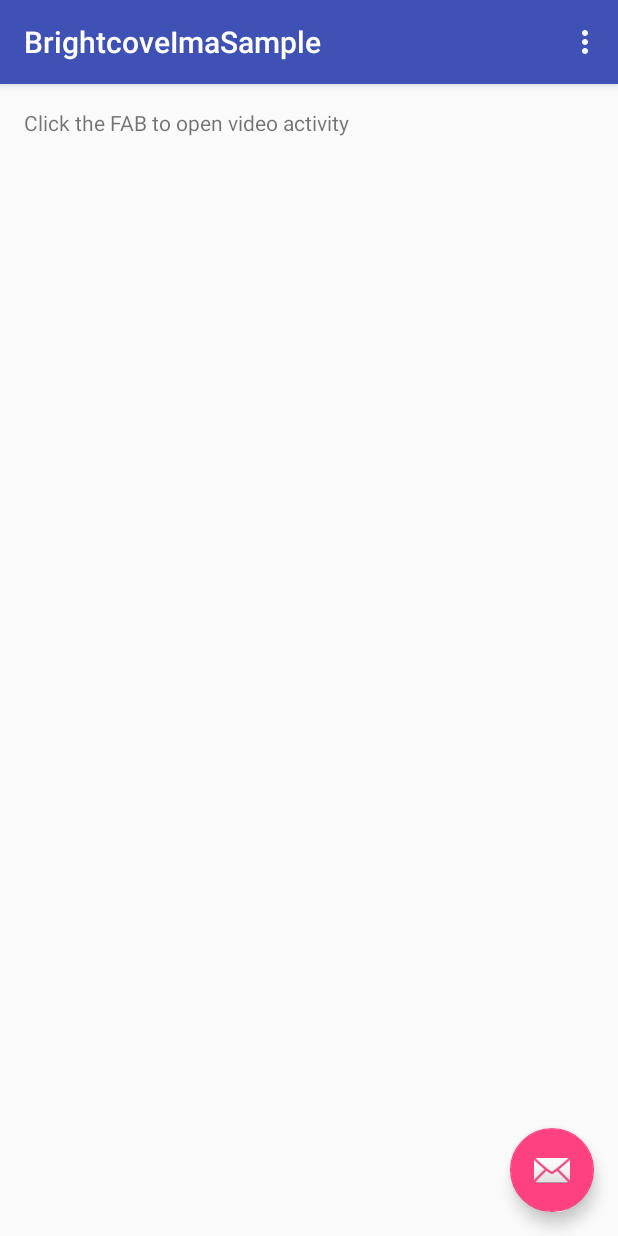
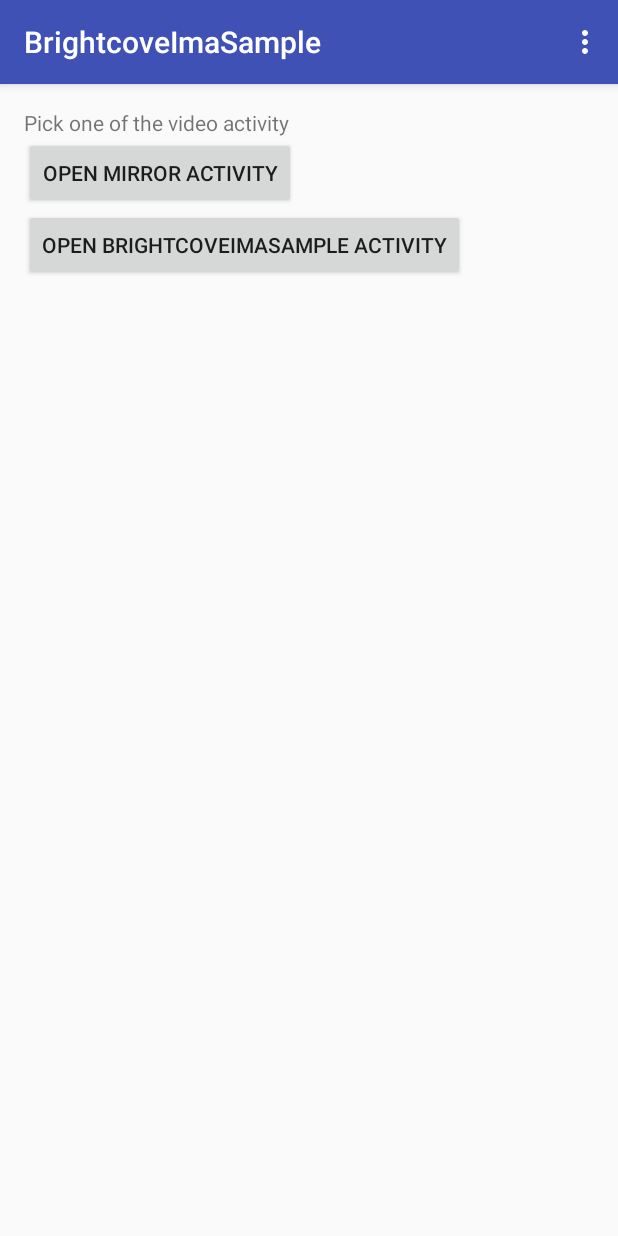
Before and after one commit to RicardoBelchior/BrightcoveImaSample, an Android app: the screen it shows after launch (MainActivity before the commit, ActivityPicker after it), on a phone screen of 412 x 824 dp. Run offline under Robolectric (Android 15) with nearby library versions, the phone set to English and light mode, and no system bars; libraries missing offline, so code that uses them is left out: com.brightcove.player, com.squareup.leakcanary; 1 statement that could not run was skipped.

Commit message:
Add BrightcoveFullScreenActivity from our mirror project

```diff
--- a/app/src/main/AndroidManifest.xml
+++ b/app/src/main/AndroidManifest.xml
@@ -12,7 +12,7 @@
         android:supportsRtl="true"
         android:theme="@style/AppTheme">
         <activity
-            android:name=".MainActivity"
+            android:name=".ActivityPicker"
             android:label="@string/app_name"
             android:theme="@style/AppTheme.NoActionBar">
             <intent-filter>
@@ -23,6 +23,7 @@
         </activity>
 
         <activity android:name="com.brightcove.player.samples.ima.basic.MainActivity" />
+        <activity android:name="com.mirror.news.BrightcoveFullScreenVideoActivity" />
 
     </application>
 
--- a/app/src/main/java/com/rbelchior/brightcoveimasample/MainActivity.java
+++ b/app/src/main/java/com/rbelchior/brightcoveimasample/ActivityPicker.java
@@ -2,15 +2,17 @@ package com.rbelchior.brightcoveimasample;
 
 import android.content.Intent;
 import android.os.Bundle;
-import android.support.design.widget.FloatingActionButton;
-import android.support.design.widget.Snackbar;
 import android.support.v7.app.AppCompatActivity;
 import android.support.v7.widget.Toolbar;
-import android.view.View;
 import android.view.Menu;
 import android.view.MenuItem;
+import android.view.View;
 
-public class MainActivity extends AppCompatActivity {
+import com.mirror.news.BrightcoveFullScreenVideoActivity;
+
+public class ActivityPicker extends AppCompatActivity {
+
+    private static final String VIDEO_ID = "5545171251001";
 
     @Override
     protected void onCreate(Bundle savedInstanceState) {
@@ -19,14 +21,24 @@ public class MainActivity extends AppCompatActivity {
         Toolbar toolbar = (Toolbar) findViewById(R.id.toolbar);
         setSupportActionBar(toolbar);
 
-        FloatingActionButton fab = (FloatingActionButton) findViewById(R.id.fab);
-        fab.setOnClickListener(new View.OnClickListener() {
-            @Override
-            public void onClick(View view) {
+        findViewById(R.id.btn_brightcove_fullscreen_activity)
+                .setOnClickListener(new View.OnClickListener() {
+                    @Override
+                    public void onClick(View v) {
+                        startActivity(
+                                BrightcoveFullScreenVideoActivity.newIntent(ActivityPicker.this, VIDEO_ID));
+                    }
+                });
 
-                startActivity(new Intent(MainActivity.this, com.brightcove.player.samples.ima.basic.MainActivity.class));
-            }
-        });
+        findViewById(R.id.btn_main_activity)
+                .setOnClickListener(new View.OnClickListener() {
+                    @Override
+                    public void onClick(View v) {
+                        startActivity(
+                                new Intent(ActivityPicker.this,
+                                        com.brightcove.player.samples.ima.basic.MainActivity.class));
+                    }
+                });
     }
 
     @Override
--- a/app/src/main/res/layout/activity_main.xml
+++ b/app/src/main/res/layout/activity_main.xml
@@ -5,7 +5,7 @@
     android:layout_width="match_parent"
     android:layout_height="match_parent"
     android:fitsSystemWindows="true"
-    tools:context="com.rbelchior.brightcoveimasample.MainActivity">
+    tools:context="com.rbelchior.brightcoveimasample.ActivityPicker">
 
     <android.support.design.widget.AppBarLayout
         android:layout_width="match_parent"
@@ -23,12 +23,4 @@
 
     <include layout="@layout/content_main" />
 
-    <android.support.design.widget.FloatingActionButton
-        android:id="@+id/fab"
-        android:layout_width="wrap_content"
-        android:layout_height="wrap_content"
-        android:layout_gravity="bottom|end"
-        android:layout_margin="@dimen/fab_margin"
-        app:srcCompat="@android:drawable/ic_dialog_email" />
-
 </android.support.design.widget.CoordinatorLayout>
--- a/app/src/main/res/layout/content_main.xml
+++ b/app/src/main/res/layout/content_main.xml
@@ -1,5 +1,5 @@
 <?xml version="1.0" encoding="utf-8"?>
-<RelativeLayout xmlns:android="http://schemas.android.com/apk/res/android"
+<LinearLayout xmlns:android="http://schemas.android.com/apk/res/android"
     xmlns:app="http://schemas.android.com/apk/res-auto"
     xmlns:tools="http://schemas.android.com/tools"
     android:id="@+id/content_main"
@@ -9,12 +9,26 @@
     android:paddingLeft="@dimen/activity_horizontal_margin"
     android:paddingRight="@dimen/activity_horizontal_margin"
     android:paddingTop="@dimen/activity_vertical_margin"
+    android:orientation="vertical"
     app:layout_behavior="@string/appbar_scrolling_view_behavior"
-    tools:context="com.rbelchior.brightcoveimasample.MainActivity"
+    tools:context="com.rbelchior.brightcoveimasample.ActivityPicker"
     tools:showIn="@layout/activity_main">
 
     <TextView
         android:layout_width="wrap_content"
         android:layout_height="wrap_content"
-        android:text="Click the FAB to open video activity" />
-</RelativeLayout>
+        android:text="Pick one of the video activity" />
+
+    <Button
+        android:id="@+id/btn_brightcove_fullscreen_activity"
+        android:layout_width="wrap_content"
+        android:layout_height="wrap_content"
+        android:text="Open Mirror activity" />
+
+    <Button
+        android:id="@+id/btn_main_activity"
+        android:layout_width="wrap_content"
+        android:layout_height="wrap_content"
+        android:text="Open BrightcoveImaSample Activity" />
+
+</LinearLayout>
--- a/app/src/main/res/layout/ima_activity_main.xml
+++ b/app/src/main/res/layout/ima_activity_main.xml
@@ -3,7 +3,7 @@
     android:layout_width="match_parent"
     android:layout_height="match_parent"
     android:orientation="vertical"
-    tools:context=".MainActivity" >
+    tools:context=".ActivityPicker" >
 
     <com.brightcove.player.view.BrightcoveExoPlayerVideoView
         android:id="@+id/brightcove_video_view"
--- a/app/src/main/res/menu/menu_main.xml
+++ b/app/src/main/res/menu/menu_main.xml
@@ -1,7 +1,7 @@
 <menu xmlns:android="http://schemas.android.com/apk/res/android"
     xmlns:app="http://schemas.android.com/apk/res-auto"
     xmlns:tools="http://schemas.android.com/tools"
-    tools:context="com.rbelchior.brightcoveimasample.MainActivity">
+    tools:context="com.rbelchior.brightcoveimasample.ActivityPicker">
     <item
         android:id="@+id/action_settings"
         android:orderInCategory="100"
--- a/app/src/main/res/values/strings.xml
+++ b/app/src/main/res/values/strings.xml
@@ -1,4 +1,9 @@
 <resources>
     <string name="app_name">BrightcoveImaSample</string>
     <string name="action_settings">Settings</string>
+
+    <string name="brightcove_policy_key">BCpkADawqM28zi8KahGMTUwXAo_ZAl46H5RVy_spTqe8qL6RafokmmjZSRLDDmke0fqQB4QLRUSbit2rH2qU_Y9-Qu3lchN6sEc1ANmzKn3AHfRwg04GlkB5aBs</string>
+    <string name="brightcove_account_id">4221396001</string>
+    <string name="brightcove_token">DNRGmEPID9zRZkFSqdlEyV5rdrzgFINbDGpQZ9PFSsU.</string>
+
 </resources>
--- a/build.gradle
+++ b/build.gradle
@@ -5,7 +5,7 @@ buildscript {
         jcenter()
     }
     dependencies {
-        classpath 'com.android.tools.build:gradle:2.2.1'
+        classpath 'com.android.tools.build:gradle:2.3.3'
 
         // NOTE: Do not place your application dependencies here; they belong
         // in the individual module build.gradle files
```
Also changed, not shown: app/build.gradle (+15 -6 lines), app/src/main/java/com/mirror/news/BrightcoveFullScreenController.java (added, +335 -0 lines), app/src/main/java/com/mirror/news/BrightcoveFullScreenVideoActivity.java (added, +131 -0 lines), app/src/main/java/com/mirror/news/VideoLoadingView.java (added, +74 -0 lines), app/src/main/res/layout/activity_brightcove_full_screen_video.xml (added, +21 -0 lines), app/src/main/res/layout/video_loading_placeholder.xml (added, +19 -0 lines), gradle/wrapper/gradle-wrapper.properties.
